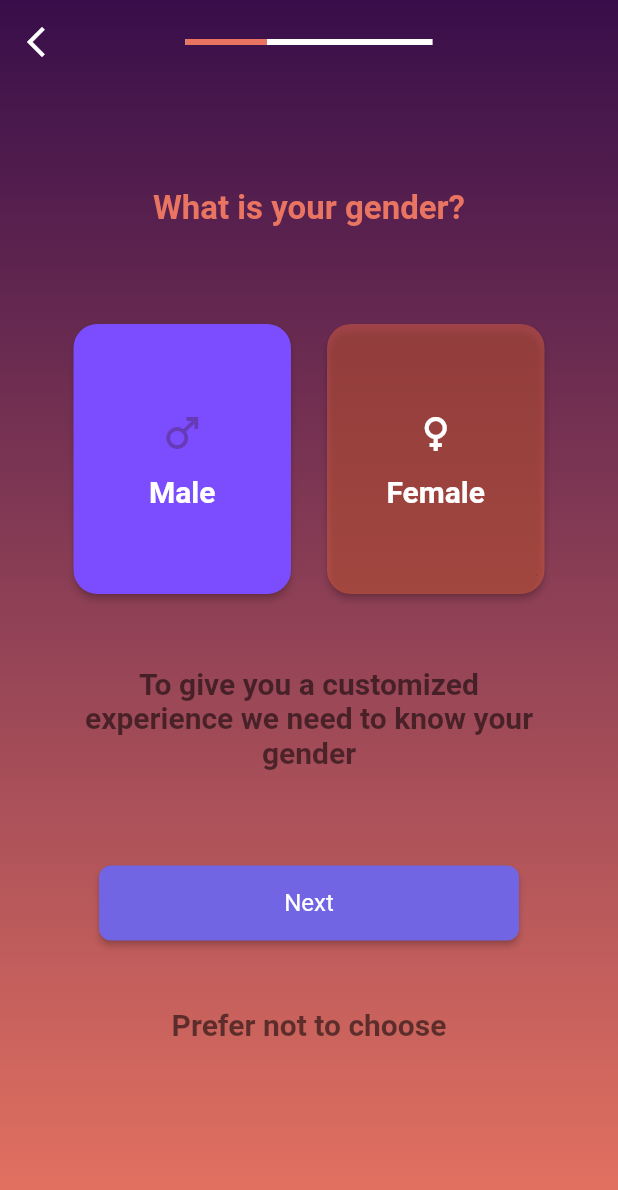
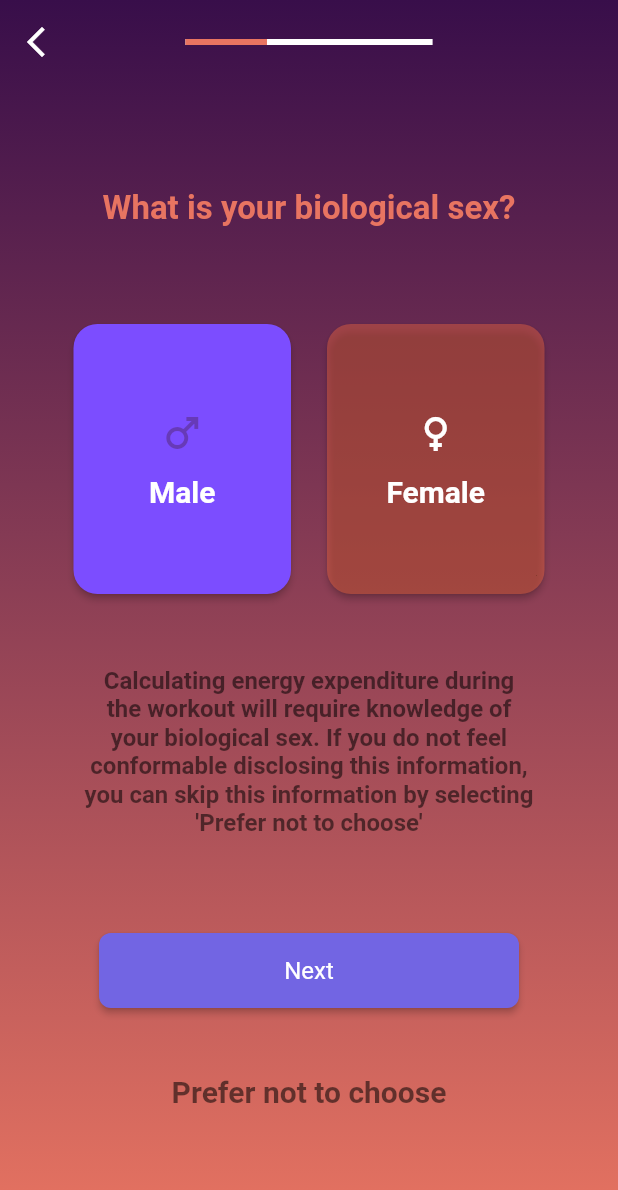
Before and after one commit to therock297/app-frontend, a Flutter app: the SelectGenderPage screen opened directly with empty values, on a phone screen of 412 x 824 dp. Shown: the top 1190 px of the screen. Run offline on Flutter 3.47's test engine with Material 2 defaults, Android fonts, the phone set to English and light mode, and no system bars; our stand-ins replace fluttertoast, google_nav_bar, shared_preferences; missing offline and left inert: flutter_circular_slider, qr_code_scanner, wheel_slider; accounts and stored records are empty.

Commit message:
Update gender justification text

```diff
--- a/lib/signup_gender.dart
+++ b/lib/signup_gender.dart
@@ -132,7 +132,7 @@ class _SelectGenderPage extends State<SelectGenderPage> {
                           crossAxisAlignment: CrossAxisAlignment.center,
                           children: [
                             const Text(
-                              'What is your gender?',
+                              'What is your biological sex?',
                               style: TextStyle(
                                 fontSize: 22,
                                 color: Color(0xFFE87461),
@@ -230,10 +230,10 @@ class _SelectGenderPage extends State<SelectGenderPage> {
                             const SizedBox(
                               width: 300,
                               child: Text(
-                                'To give you a customized experience we need to know your gender',
+                                'Calculating energy expenditure during the workout will require knowledge of your biological sex. If you do not feel conformable disclosing this information, you can skip this information by selecting \'Prefer not to choose\'',
                                 textAlign: TextAlign.center,
                                 style: TextStyle(
-                                  fontSize: 20,
+                                  fontSize: 16,
                                   color: Colors.black54,
                                   fontWeight: FontWeight.bold,
                                 ),
```
